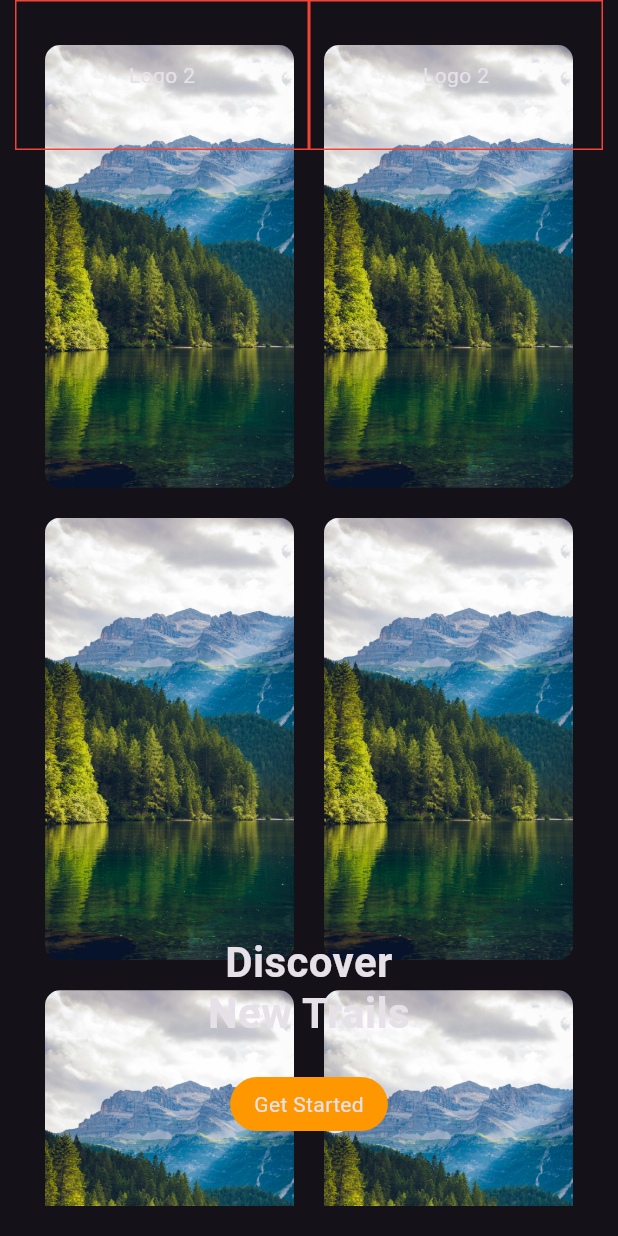
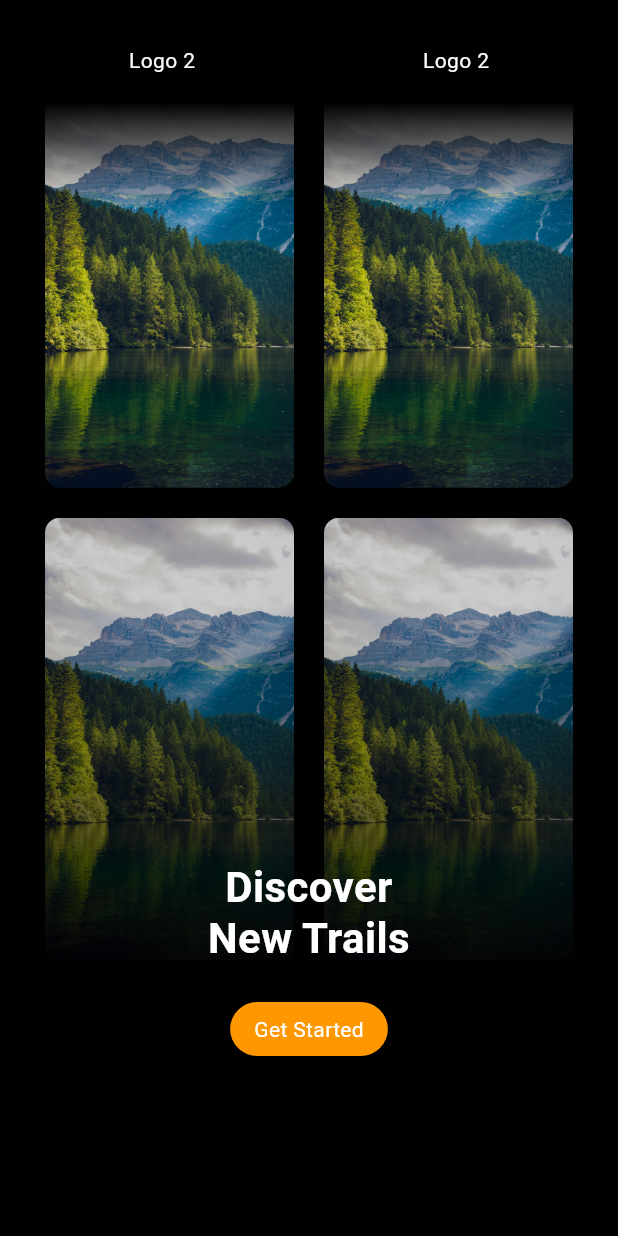
Before and after one commit to CATAAA233/travel_app, a Flutter app: the screen it shows after launch, on a phone screen of 412 x 824 dp. Run offline on Flutter 3.47's test engine with Material 3 defaults, Android fonts, the phone set to English and light mode, and no system bars.

Commit message:
Feat(Welcome screen): Adding Linear gradient in header and footer

```diff
--- a/lib/config/theme/app_theme.dart
+++ b/lib/config/theme/app_theme.dart
@@ -2,5 +2,12 @@ import 'package:flutter/material.dart';
 
 class AppTheme {
   ThemeData getTheme() =>
-      ThemeData(useMaterial3: true, brightness: Brightness.dark);
+      ThemeData(
+        useMaterial3: true,
+        brightness: Brightness.dark,
+        colorScheme: const ColorScheme.dark(
+          primary: Colors.black
+        ),
+        scaffoldBackgroundColor: const Color(0xFF010101)
+      );
 }
--- a/lib/presentation/screens/welcome_screen.dart
+++ b/lib/presentation/screens/welcome_screen.dart
@@ -28,22 +28,54 @@ class Header extends StatelessWidget {
   @override
   Widget build(BuildContext context) {
     return Container(
+       decoration: const BoxDecoration(
+        gradient: LinearGradient(colors: [
+          Color(0xFF010101),
+          Color(0xFF010101),
+          Color.fromARGB(0, 1, 1, 1),
+          Color.fromARGB(0, 1, 1, 1),
+          Color.fromARGB(0, 1, 1, 1),
+          Color.fromARGB(0, 1, 1, 1),
+          Color.fromARGB(0, 1, 1, 1),
+          ],
+        begin: Alignment.topCenter,
+        end: Alignment.center
+        ),
+      ),
       alignment: Alignment.topCenter,
-      child: Row(
+      child: const Row(
         mainAxisSize: MainAxisSize.min,
         children: [
           Expanded(
-            child: Container(
-              decoration: BoxDecoration(border: Border.all(color: Colors.red)),
-              height: 100,
-              child: const Center(child: Text('Logo 2')),
+            child: Column(
+              children: [
+                SizedBox(
+                  height: 80,
+                  child: Center(child: Text('Logo 2')),
+                ),
+              ],
             ),
           ),
           Expanded(
-            child: Container(
-              decoration: BoxDecoration(border: Border.all(color: Colors.red)),
-              height: 100,
-              child: const Center(child: Text('Logo 2')),
+            child: Column(
+              children: [
+                SizedBox(
+                  height: 80,
+                  child: Center(child: Text('Logo 2')),
+                ),
+                // Container(
+                //   decoration: const BoxDecoration(
+                //     gradient: LinearGradient(colors: [
+                //       Color(0xFF010101),
+                //       Color.fromARGB(0, 1, 1, 1)
+                //       ],
+                //     begin: Alignment.topCenter,
+                //     end: Alignment.bottomCenter
+                //     ),
+                //   ),
+                //   height: 120,
+                // ),
+              ],
             ),
           ),
         ],
@@ -126,19 +158,36 @@ class FoteerSection extends StatelessWidget {
   @override
   Widget build(BuildContext context) {
     return Container(
+      decoration: BoxDecoration(
+        gradient: LinearGradient(
+          colors: <Color>[
+            const Color(0xFF010101),
+            const Color(0xFF010101),
+            const Color(0xFF010101).withOpacity(0.6),
+            const Color(0xFF010101).withOpacity(0.2),
+            const Color(0xFF010101).withOpacity(0.2),
+            const Color(0xFF010101).withOpacity(0.1),
+            const Color(0xFF010101).withOpacity(0.0),
+          ],
+          begin: Alignment.bottomCenter,
+          end: Alignment.topCenter,
+          stops: const [0.0, 0.2, 0.3, 0.5, 0.7, 0.6, 1.0]
+        ),
+      ),
       alignment: Alignment.bottomCenter,
       child: const Padding(
-        padding: EdgeInsets.only(bottom: 70),
+        padding: EdgeInsets.only(bottom: 120),
         child: Column(
           mainAxisSize: MainAxisSize.min,
           children: [
             Text(
               'Discover\nNew Trails',
               style: TextStyle(
-                  fontFamily: 'Roboto',
-                  fontWeight: FontWeight.w700,
-                  fontSize: 28,
-                  height: 1.2),
+                fontFamily: 'Roboto',
+                fontWeight: FontWeight.w700,
+                fontSize: 28,
+                height: 1.2,
+              ),
               textAlign: TextAlign.center,
             ),
             SizedBox(height: 25),
```
